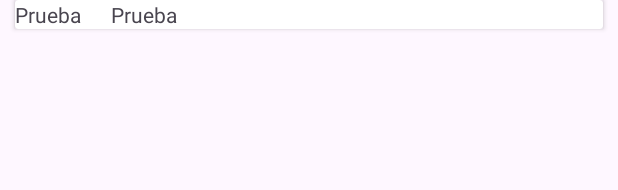
After one commit to BackBalma/RetroFitAPIKotlin, an Android app: the layout user_layout.xml on its own in the app's theme, with its tools: preview values and no code run, on a phone screen of 412 x 824 dp. The commit adds this screen. Shown: the top 190 px of the screen. Run offline under Robolectric (Android 15) with nearby library versions, the phone set to English and light mode, and no system bars; network calls fail.

Commit message:
Conexion API con Kotlin y recyclerView :D

```diff
--- a/app/build.gradle.kts
+++ b/app/build.gradle.kts
@@ -45,6 +45,7 @@ dependencies {
     //retrofit
     implementation("com.squareup.retrofit2:retrofit:2.9.0")
     implementation("com.squareup.retrofit2:converter-gson:2.9.0")
+    implementation(libs.androidx.recyclerview)
     testImplementation(libs.junit)
     androidTestImplementation(libs.androidx.junit)
     androidTestImplementation(libs.androidx.espresso.core)
--- /dev/null
+++ b/app/src/main/java/com/ayudantia/myapplication/model/Post.kt
@@ -0,0 +1,3 @@
+package com.ayudantia.myapplication.model
+
+class Post : ArrayList<PostItem>()
--- a/app/src/main/res/layout/activity_main.xml
+++ b/app/src/main/res/layout/activity_main.xml
@@ -15,5 +15,11 @@
         app:layout_constraintEnd_toEndOf="parent"
         app:layout_constraintStart_toStartOf="parent"
         app:layout_constraintTop_toTopOf="parent" />
+    <androidx.recyclerview.widget.RecyclerView
+        android:layout_width="match_parent"
+        android:layout_height="match_parent"
+        android:id="@+id/listaUsuarios"
+        android:layout_marginTop="12dp"
+        />
 
 </androidx.constraintlayout.widget.ConstraintLayout>
--- /dev/null
+++ b/app/src/main/res/layout/user_layout.xml
@@ -0,0 +1,29 @@
+<?xml version="1.0" encoding="utf-8"?>
+<androidx.cardview.widget.CardView
+    xmlns:android="http://schemas.android.com/apk/res/android"
+    android:layout_width="match_parent"
+    android:layout_height="wrap_content"
+    xmlns:app="http://schemas.android.com/apk/res-auto"
+    android:layout_marginHorizontal="10dp">
+    <androidx.constraintlayout.widget.ConstraintLayout
+        android:layout_width="match_parent"
+        android:layout_height="wrap_content" >
+        <TextView
+            android:layout_width="wrap_content"
+            android:layout_height="wrap_content"
+            android:id="@+id/userName"
+            app:layout_constraintStart_toStartOf="parent"
+            app:layout_constraintBottom_toBottomOf="parent"
+            android:text="Prueba"/>
+
+        <TextView
+            android:id="@+id/userEmail"
+            android:layout_width="wrap_content"
+            android:layout_height="wrap_content"
+            android:text="Prueba"
+            android:layout_marginLeft="20dp"
+            app:layout_constraintBottom_toBottomOf="parent"
+            app:layout_constraintStart_toEndOf="@id/userName" />
+    </androidx.constraintlayout.widget.ConstraintLayout>
+
+</androidx.cardview.widget.CardView>
--- a/gradle/libs.versions.toml
+++ b/gradle/libs.versions.toml
@@ -9,6 +9,7 @@ appcompat = "1.7.1"
 material = "1.12.0"
 activity = "1.10.1"
 constraintlayout = "2.2.1"
+recyclerview = "1.4.0"
 
 [libraries]
 androidx-core-ktx = { group = "androidx.core", name = "core-ktx", version.ref = "coreKtx" }
@@ -19,6 +20,7 @@ androidx-appcompat = { group = "androidx.appcompat", name = "appcompat", version
 material = { group = "com.google.android.material", name = "material", version.ref = "material" }
 androidx-activity = { group = "androidx.activity", name = "activity", version.ref = "activity" }
 androidx-constraintlayout = { group = "androidx.constraintlayout", name = "constraintlayout", version.ref = "constraintlayout" }
+androidx-recyclerview = { group = "androidx.recyclerview", name = "recyclerview", version.ref = "recyclerview" }
 
 [plugins]
 android-application = { id = "com.android.application", version.ref = "agp" }
```
Also changed, not shown: app/src/main/java/com/ayudantia/myapplication/MainActivity.kt (+26 -0 lines), app/src/main/java/com/ayudantia/myapplication/adapter/UserAdapter.kt (added, +31 -0 lines), app/src/main/java/com/ayudantia/myapplication/model/PostItem.kt (added, +8 -0 lines), app/src/main/java/com/ayudantia/myapplication/service/UserService.kt (+6 -2 lines).
